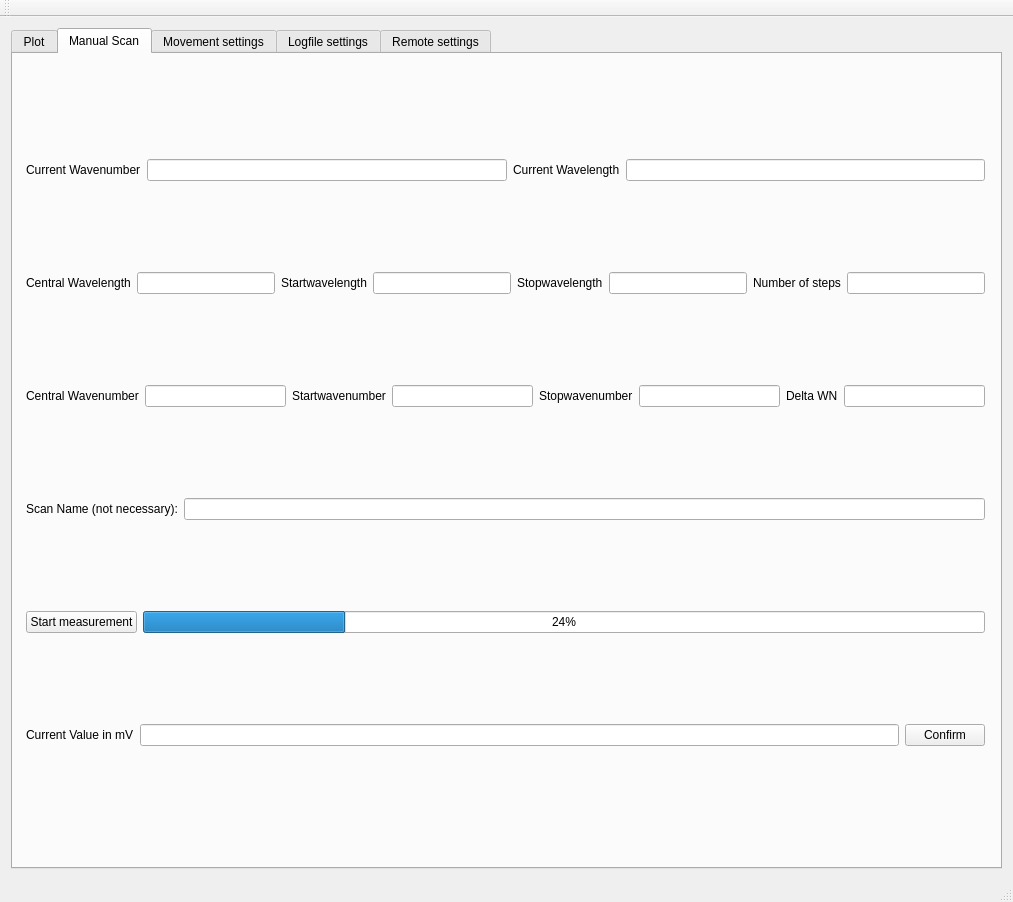
First picture: the form in mainwindow.ui, repository anates/Spectro, before the edit.
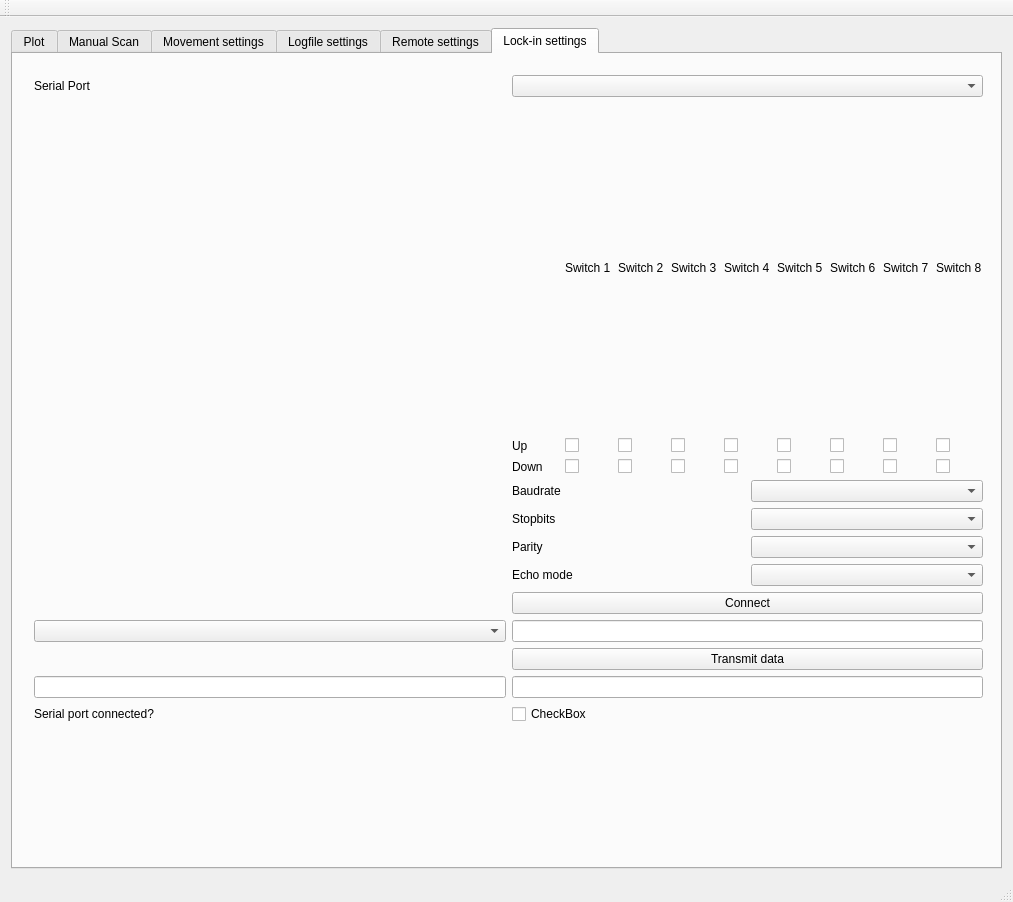
Second picture: the form after the edit. The open tabs and pages were chosen to show the change. Custom widgets are drawn as their Qt base class.

Patch:
```diff
--- a/mainwindow.ui
+++ b/mainwindow.ui
@@ -18,7 +18,7 @@
     <item row="0" column="0">
      <widget class="QTabWidget" name="gridTabWidget">
       <property name="currentIndex">
-       <number>4</number>
+       <number>1</number>
       </property>
       <widget class="QWidget" name="plotTab">
        <attribute name="title">
@@ -392,6 +392,20 @@
            <item>
             <widget class="QLineEdit" name="manual_currWaveLength"/>
            </item>
+           <item>
+            <widget class="QLabel" name="label_43">
+             <property name="text">
+              <string>Enable automatic scan</string>
+             </property>
+            </widget>
+           </item>
+           <item>
+            <widget class="QCheckBox" name="manual_automat">
+             <property name="text">
+              <string/>
+             </property>
+            </widget>
+           </item>
           </layout>
          </item>
          <item>
@@ -494,6 +508,16 @@
            <item>
             <widget class="QLineEdit" name="manualScanName"/>
            </item>
+           <item>
+            <widget class="QLabel" name="label_44">
+             <property name="text">
+              <string>Number of aquisitions</string>
+             </property>
+            </widget>
+           </item>
+           <item>
+            <widget class="QLineEdit" name="manual_numAqu"/>
+           </item>
           </layout>
          </item>
          <item>
@@ -533,6 +557,13 @@
              </property>
             </widget>
            </item>
+           <item>
+            <widget class="QPushButton" name="manual_CancelScan">
+             <property name="text">
+              <string>Cancel Scan</string>
+             </property>
+            </widget>
+           </item>
           </layout>
          </item>
         </layout>
@@ -548,7 +579,10 @@
         </property>
         <item row="0" column="0" colspan="2">
          <layout class="QGridLayout" name="gridLayout_7">
-          <item row="6" column="2">
+          <item row="4" column="2">
+           <widget class="QLineEdit" name="newWavelength"/>
+          </item>
+          <item row="7" column="2">
            <layout class="QHBoxLayout" name="horizontalLayout_4">
             <item>
              <widget class="QLineEdit" name="moveData"/>
@@ -562,7 +596,7 @@
             </item>
            </layout>
           </item>
-          <item row="7" column="2">
+          <item row="8" column="2">
            <layout class="QGridLayout" name="gridLayout_2">
             <item row="0" column="1">
              <widget class="QPushButton" name="centerMono">
@@ -587,21 +621,21 @@
             </item>
            </layout>
           </item>
-          <item row="4" column="0">
+          <item row="5" column="0">
            <widget class="QLabel" name="label">
             <property name="text">
              <string>Moving?</string>
             </property>
            </widget>
           </item>
-          <item row="4" column="1">
+          <item row="5" column="1">
            <widget class="QCheckBox" name="movingBox2">
             <property name="text">
              <string/>
             </property>
            </widget>
           </item>
-          <item row="3" column="1">
+          <item row="4" column="1">
            <widget class="QLineEdit" name="currentWavelength">
             <property name="readOnly">
              <bool>true</bool>
@@ -609,40 +643,30 @@
            </widget>
           </item>
           <item row="3" column="2">
-           <widget class="QLineEdit" name="newWavelength"/>
-          </item>
-          <item row="2" column="2">
            <widget class="QLineEdit" name="newWaveNumber"/>
           </item>
-          <item row="3" column="0">
+          <item row="1" column="0">
+           <widget class="QLabel" name="label_13">
+            <property name="text">
+             <string>Position</string>
+            </property>
+           </widget>
+          </item>
+          <item row="4" column="0">
            <widget class="QLabel" name="label_9">
             <property name="text">
              <string>Wavelength</string>
             </property>
            </widget>
           </item>
-          <item row="2" column="1">
+          <item row="3" column="1">
            <widget class="QLineEdit" name="currentWaveNumber">
             <property name="readOnly">
              <bool>true</bool>
             </property>
            </widget>
           </item>
-          <item row="1" column="0">
-           <widget class="QLabel" name="label_13">
-            <property name="text">
-             <string>Position</string>
-            </property>
-           </widget>
-          </item>
-          <item row="1" column="1">
-           <widget class="QLineEdit" name="currentPosition">
-            <property name="readOnly">
-             <bool>true</bool>
-            </property>
-           </widget>
-          </item>
-          <item row="5" column="2">
+          <item row="6" column="2">
            <widget class="QPushButton" name="execButton_2">
             <property name="text">
              <string>Execute</string>
@@ -652,7 +676,14 @@
           <item row="1" column="2">
            <widget class="QLineEdit" name="newPosition"/>
           </item>
-          <item row="2" column="0">
+          <item row="1" column="1">
+           <widget class="QLineEdit" name="currentPosition">
+            <property name="readOnly">
+             <bool>true</bool>
+            </property>
+           </widget>
+          </item>
+          <item row="3" column="0">
            <widget class="QLabel" name="label_11">
             <property name="text">
              <string>Wave number [cm-1]</string>
@@ -673,6 +704,23 @@
             </property>
            </widget>
           </item>
+          <item row="2" column="1">
+           <widget class="QLineEdit" name="updateCurrentPositionLine"/>
+          </item>
+          <item row="2" column="0">
+           <widget class="QLabel" name="label_47">
+            <property name="text">
+             <string>Correct current position [cm-1]</string>
+            </property>
+           </widget>
+          </item>
+          <item row="2" column="2">
+           <widget class="QPushButton" name="UpdateCurrentPosition">
+            <property name="text">
+             <string>Update Position</string>
+            </property>
+           </widget>
+          </item>
          </layout>
         </item>
         <item row="1" column="1">
@@ -858,6 +906,13 @@
          <item row="1" column="0">
           <widget class="QLineEdit" name="ipAddress"/>
          </item>
+         <item row="0" column="1">
+          <widget class="QLabel" name="portLabel">
+           <property name="text">
+            <string>Port</string>
+           </property>
+          </widget>
+         </item>
          <item row="3" column="0">
           <widget class="QLabel" name="label_17">
            <property name="text">
@@ -865,43 +920,42 @@
            </property>
           </widget>
          </item>
+        </layout>
+       </widget>
+      </widget>
+      <widget class="QWidget" name="Lockintab">
+       <attribute name="title">
+        <string>Lock-in settings</string>
+       </attribute>
+       <widget class="QWidget" name="gridLayoutWidget_2">
+        <property name="geometry">
+         <rect>
+          <x>10</x>
+          <y>10</y>
+          <width>971</width>
+          <height>671</height>
+         </rect>
+        </property>
+        <layout class="QGridLayout" name="gridLayout_4">
          <item row="0" column="1">
-          <widget class="QLabel" name="portLabel">
+          <widget class="QComboBox" name="serial_ComboBox"/>
+         </item>
+         <item row="6" column="1">
+          <widget class="QPushButton" name="connect_serial">
            <property name="text">
-            <string>Port</string>
+            <string>Connect</string>
            </property>
           </widget>
          </item>
-         <item row="9" column="0">
+         <item row="10" column="0">
           <widget class="QLabel" name="label_30">
            <property name="text">
             <string>Serial port connected?</string>
            </property>
           </widget>
          </item>
-         <item row="7" column="1">
-          <widget class="QPushButton" name="connect_serial">
-           <property name="text">
-            <string>Connect</string>
-           </property>
-          </widget>
-         </item>
-         <item row="6" column="0">
-          <widget class="QLabel" name="label_29">
-           <property name="text">
-            <string>Serial Port</string>
-           </property>
-          </widget>
-         </item>
-         <item row="6" column="1">
-          <widget class="QComboBox" name="serial_ComboBox"/>
-         </item>
          <item row="9" column="1">
-          <widget class="QCheckBox" name="serialCheckbox">
-           <property name="text">
-            <string>CheckBox</string>
-           </property>
-          </widget>
+          <widget class="QLineEdit" name="lockin_CommandReturn_Value"/>
          </item>
          <item row="8" column="1">
           <widget class="QPushButton" name="serial_transmitt">
@@ -910,6 +964,271 @@
            </property>
           </widget>
          </item>
+         <item row="10" column="1">
+          <widget class="QCheckBox" name="serialCheckbox">
+           <property name="text">
+            <string>CheckBox</string>
+           </property>
+          </widget>
+         </item>
+         <item row="7" column="1">
+          <widget class="QLineEdit" name="lockin_commandValue"/>
+         </item>
+         <item row="9" column="0">
+          <widget class="QLineEdit" name="lockin_CommandReturn"/>
+         </item>
+         <item row="7" column="0">
+          <widget class="QComboBox" name="lockin_command"/>
+         </item>
+         <item row="0" column="0">
+          <widget class="QLabel" name="label_29">
+           <property name="text">
+            <string>Serial Port</string>
+           </property>
+          </widget>
+         </item>
+         <item row="1" column="1">
+          <layout class="QGridLayout" name="gridLayout_6">
+           <item row="0" column="8">
+            <widget class="QLabel" name="label_31">
+             <property name="text">
+              <string>Switch 8</string>
+             </property>
+            </widget>
+           </item>
+           <item row="0" column="7">
+            <widget class="QLabel" name="label_32">
+             <property name="text">
+              <string>Switch 7</string>
+             </property>
+            </widget>
+           </item>
+           <item row="2" column="2">
+            <widget class="QCheckBox" name="lockin_2down">
+             <property name="text">
+              <string/>
+             </property>
+            </widget>
+           </item>
+           <item row="0" column="4">
+            <widget class="QLabel" name="label_35">
+             <property name="text">
+              <string>Switch 4</string>
+             </property>
+            </widget>
+           </item>
+           <item row="0" column="6">
+            <widget class="QLabel" name="label_33">
+             <property name="text">
+              <string>Switch 6</string>
+             </property>
+            </widget>
+           </item>
+           <item row="2" column="4">
+            <widget class="QCheckBox" name="lockin_4down">
+             <property name="text">
+              <string/>
+             </property>
+            </widget>
+           </item>
+           <item row="0" column="3">
+            <widget class="QLabel" name="label_37">
+             <property name="text">
+              <string>Switch 3</string>
+             </property>
+            </widget>
+           </item>
+           <item row="0" column="5">
+            <widget class="QLabel" name="label_34">
+             <property name="text">
+              <string>Switch 5</string>
+             </property>
+            </widget>
+           </item>
+           <item row="1" column="7">
+            <widget class="QCheckBox" name="lockin_7up">
+             <property name="text">
+              <string/>
+             </property>
+            </widget>
+           </item>
+           <item row="0" column="1">
+            <widget class="QLabel" name="label_38">
+             <property name="text">
+              <string>Switch 1</string>
+             </property>
+            </widget>
+           </item>
+           <item row="2" column="1">
+            <widget class="QCheckBox" name="lockin_1down">
+             <property name="text">
+              <string/>
+             </property>
+            </widget>
+           </item>
+           <item row="1" column="5">
+            <widget class="QCheckBox" name="lockin_5up">
+             <property name="text">
+              <string/>
+             </property>
+            </widget>
+           </item>
+           <item row="1" column="8">
+            <widget class="QCheckBox" name="lockin_8up">
+             <property name="text">
+              <string/>
+             </property>
+            </widget>
+           </item>
+           <item row="2" column="6">
+            <widget class="QCheckBox" name="lockin_6down">
+             <property name="text">
+              <string/>
+             </property>
+            </widget>
+           </item>
+           <item row="2" column="5">
+            <widget class="QCheckBox" name="lockin_5down">
+             <property name="text">
+              <string/>
+             </property>
+            </widget>
+           </item>
+           <item row="0" column="2">
+            <widget class="QLabel" name="label_36">
+             <property name="text">
+              <string>Switch 2</string>
+             </property>
+            </widget>
+           </item>
+           <item row="1" column="1">
+            <widget class="QCheckBox" name="lockin_1up">
+             <property name="text">
+              <string/>
+             </property>
+            </widget>
+           </item>
+           <item row="1" column="3">
+            <widget class="QCheckBox" name="lockin_3up">
+             <property name="text">
+              <string/>
+             </property>
+            </widget>
+           </item>
+           <item row="1" column="2">
+            <widget class="QCheckBox" name="lockin_2up">
+             <property name="text">
+              <string/>
+             </property>
+            </widget>
+           </item>
+           <item row="1" column="4">
+            <widget class="QCheckBox" name="lockin_4up">
+             <property name="text">
+              <string/>
+             </property>
+            </widget>
+           </item>
+           <item row="1" column="6">
+            <widget class="QCheckBox" name="lockin_6up">
+             <property name="text">
+              <string/>
+             </property>
+            </widget>
+           </item>
+           <item row="2" column="8">
+            <widget class="QCheckBox" name="lockin_8down">
+             <property name="text">
+              <string/>
+             </property>
+            </widget>
+           </item>
+           <item row="2" column="7">
+            <widget class="QCheckBox" name="lockin_7down">
+             <property name="text">
+              <string/>
+             </property>
+            </widget>
+           </item>
+           <item row="1" column="0">
+            <widget class="QLabel" name="label_39">
+             <property name="text">
+              <string>Up</string>
+             </property>
+            </widget>
+           </item>
+           <item row="2" column="0">
+            <widget class="QLabel" name="label_40">
+             <property name="text">
+              <string>Down</string>
+             </property>
+            </widget>
+           </item>
+           <item row="2" column="3">
+            <widget class="QCheckBox" name="lockin_3down">
+             <property name="text">
+              <string/>
+             </property>
+            </widget>
+           </item>
+          </layout>
+         </item>
+         <item row="2" column="1">
+          <layout class="QHBoxLayout" name="horizontalLayout_12">
+           <item>
+            <widget class="QLabel" name="label_41">
+             <property name="text">
+              <string>Baudrate</string>
+             </property>
+            </widget>
+           </item>
+           <item>
+            <widget class="QComboBox" name="lockin_baud_combo"/>
+           </item>
+          </layout>
+         </item>
+         <item row="3" column="1">
+          <layout class="QHBoxLayout" name="horizontalLayout_14">
+           <item>
+            <widget class="QLabel" name="label_42">
+             <property name="text">
+              <string>Stopbits</string>
+             </property>
+            </widget>
+           </item>
+           <item>
+            <widget class="QComboBox" name="lockin_stop_combo"/>
+           </item>
+          </layout>
+         </item>
+         <item row="4" column="1">
+          <layout class="QHBoxLayout" name="horizontalLayout_15">
+           <item>
+            <widget class="QLabel" name="label_45">
+             <property name="text">
+              <string>Parity</string>
+             </property>
+            </widget>
+           </item>
+           <item>
+            <widget class="QComboBox" name="lockin_Parity"/>
+           </item>
+          </layout>
+         </item>
+         <item row="5" column="1">
+          <layout class="QHBoxLayout" name="horizontalLayout_16">
+           <item>
+            <widget class="QLabel" name="label_46">
+             <property name="text">
+              <string>Echo mode</string>
+             </property>
+            </widget>
+           </item>
+           <item>
+            <widget class="QComboBox" name="lockin_EchoMode"/>
+           </item>
+          </layout>
+         </item>
         </layout>
        </widget>
       </widget>
```
